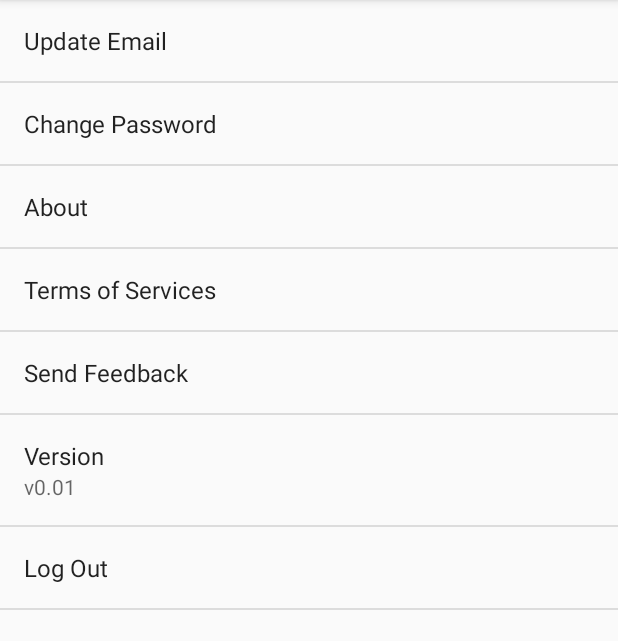
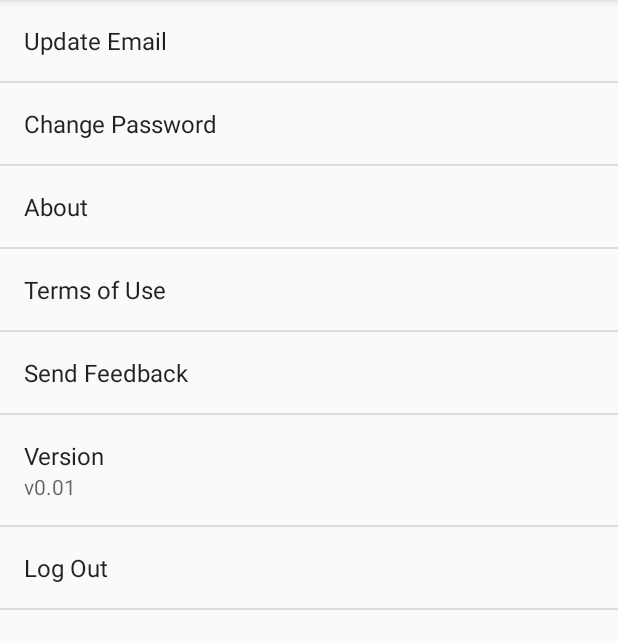
Before and after one commit to silverlogic/credit-circle-android, an Android app: the SettingsActivity screen opened directly, with no data from a screen before it, on a phone screen of 412 x 824 dp, the part 84-725 px from its top. Run offline under Robolectric (Android 15) with nearby library versions, the phone set to English and light mode, and no system bars; our stand-ins replace ButterKnife; libraries missing offline, so code that uses them is left out: com.crashlytics.android, com.facebook, com.orhanobut.hawk, io.fabric.sdk, net.danlew.android; 1 statement that could not run was skipped.

Commit message:
Merged in BA-330-Terms-Of-Use (pull request #17)
BA-330  Update Terms link to Baseapp

Approved-by: Kevin Lavi
Approved-by: selim reza

```diff
--- a/app/src/main/res/values/strings.xml
+++ b/app/src/main/res/values/strings.xml
@@ -52,10 +52,10 @@
     <string name="version">Version</string>
     <string name="edit_profile">Edit Profile</string>
     <string name="change_password">Change Password</string>
-    <string name="terms_of_services">Terms of Services</string>
+    <string name="terms_of_services">Terms of Use</string>
     <string name="send_feedback">Send Feedback</string>
     <string name="logout">Log Out</string>
-    <string name="terms_link">http://www.kazuwifi.com/kzu-terms-conditions</string>
+    <string name="terms_link">https://app.baseapp.tsl.io/terms</string>
     <string name="send_mail">Send mail...</string>
     <string name="no_email_clients_installed">There are no email clients installed.</string>
     <string name="submit">Submit</string>
```
